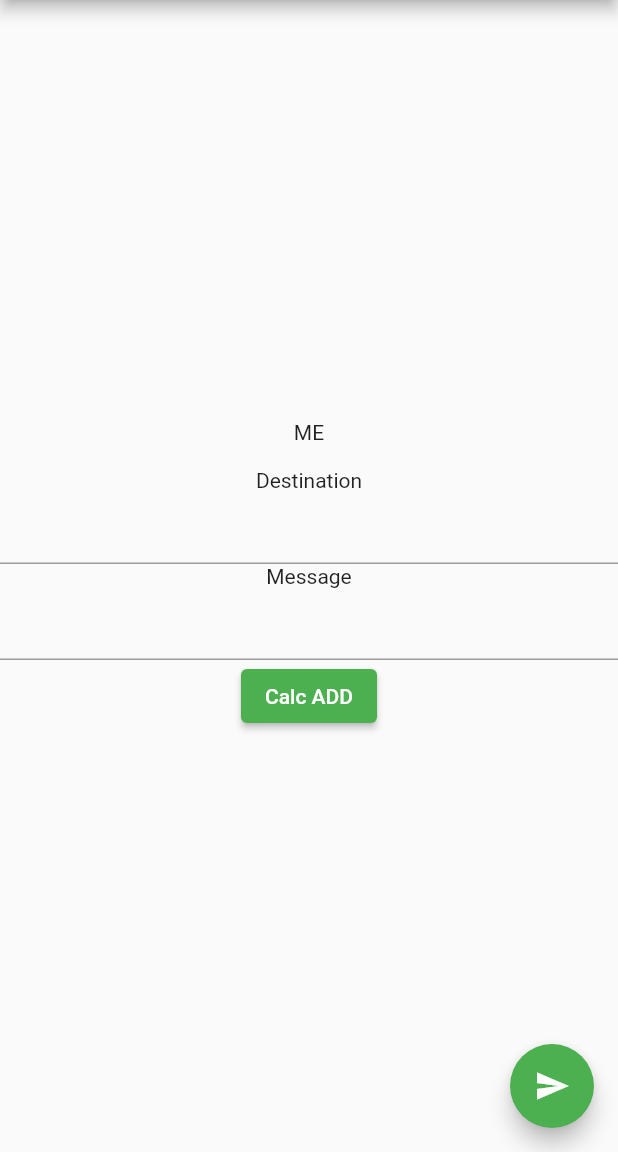
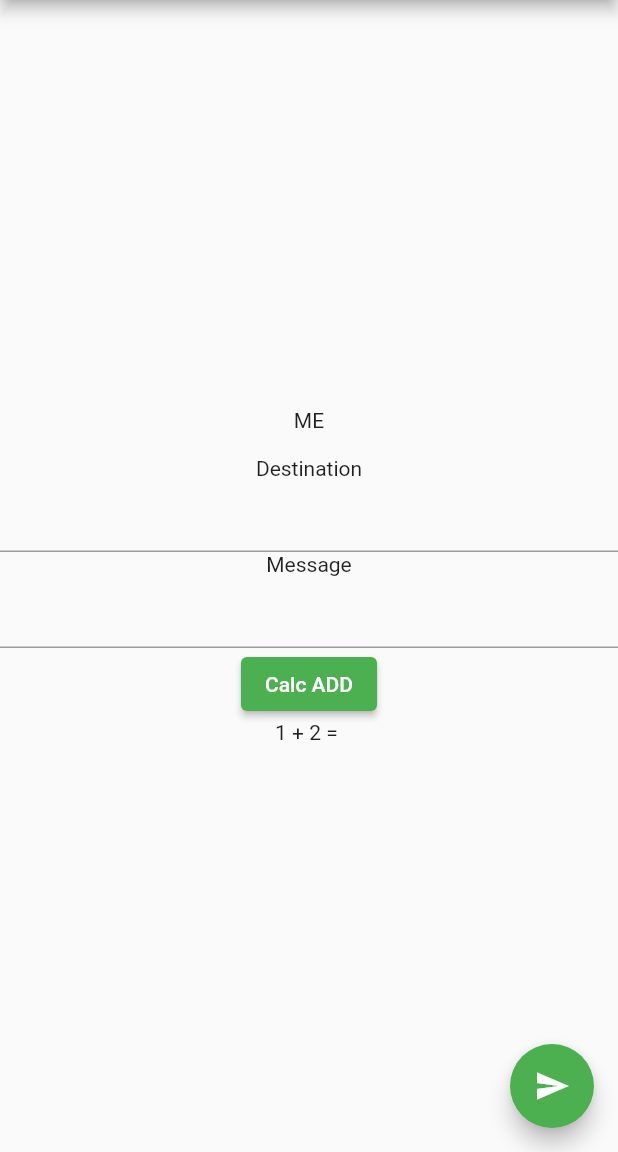
Before and after one commit to fathens/mpc_wallet, a Flutter app: the screen it shows after launch, after a tap on "Calc ADD", on a phone screen of 412 x 824 dp, the part 84-1236 px from its top. Run offline on Flutter 3.47's test engine with Material 2 defaults, Android fonts, the phone set to English and light mode, and no system bars; our stand-ins replace firebase_core, firebase_messaging, flutter_local_notifications, flutter_secure_storage, js; missing offline and left inert: dart:ffi, dart:js_util; accounts and stored records are empty.

Commit message:
Show added value

```diff
--- a/lib/main.dart
+++ b/lib/main.dart
@@ -69,6 +69,7 @@ class _InitiateKeyPageState extends State<InitiateKeyPage> {
   String _currentDeviceId = "";
   String _destinationDevice = "";
   String _message = "";
+  String _addedValue = "0";
 
   @override
   void initState() {
@@ -113,6 +114,9 @@ class _InitiateKeyPageState extends State<InitiateKeyPage> {
   void _calc_add() async {
     final c = await wasmApi.calcAdd(a: 1, b: 2);
     print("Calc ADD: 1 + 2 = $c");
+    setState(() {
+      _addedValue = "1 + 2 = $c";
+    });
   }
 
   @override
@@ -133,7 +137,8 @@ class _InitiateKeyPageState extends State<InitiateKeyPage> {
           TextField(onChanged: (text) {
             _message = text;
           }),
-          ElevatedButton(onPressed: _calc_add, child: const Text("Calc ADD"))
+          ElevatedButton(onPressed: _calc_add, child: const Text("Calc ADD")),
+          Text(_addedValue)
         ],
       ),
     );
```
